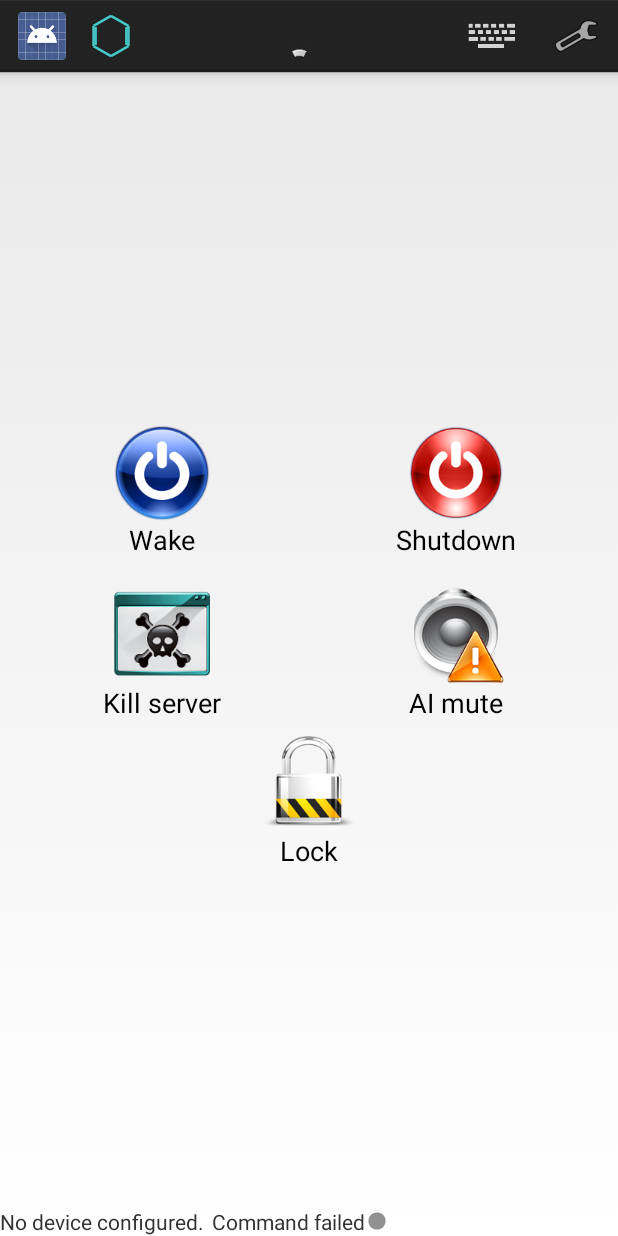
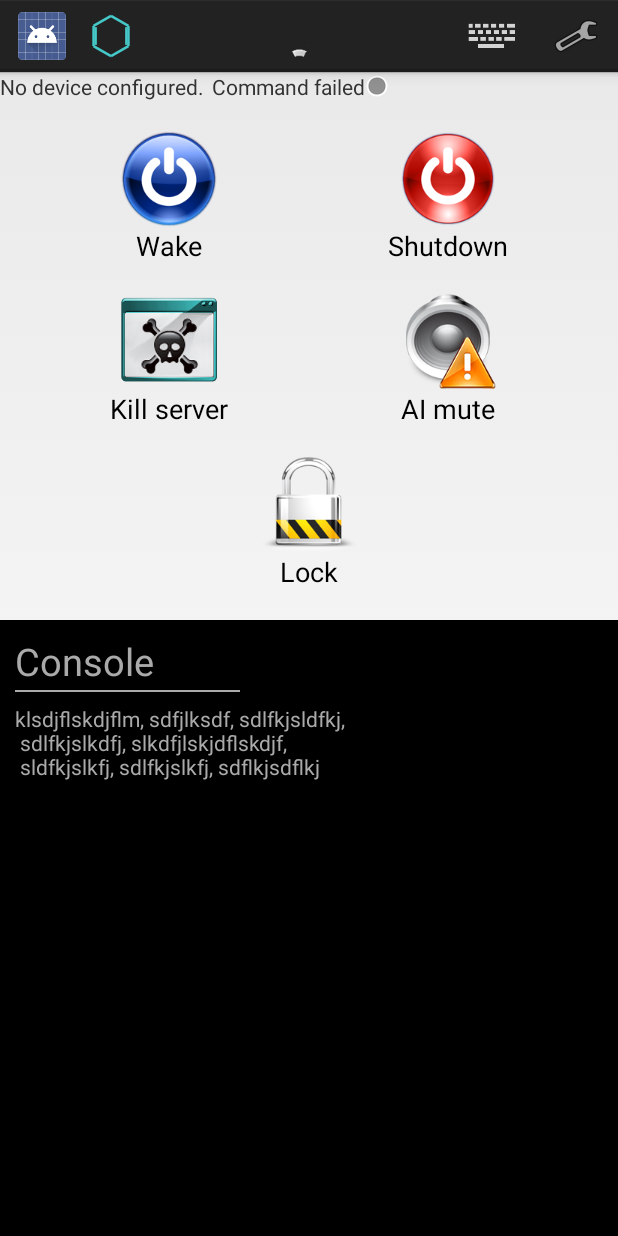
Before and after one commit to cyrillrx/URemote, an Android app: the ComputerActivity screen opened directly, with no data from a screen before it, on a phone screen of 412 x 824 dp. Run offline under Robolectric (Android 15) with nearby library versions, the phone set to English and light mode, and no system bars; 8 statements that could not run were skipped.

Commit message:
Worked on console display

```diff
--- a/URemote/src/main/res/layout/activity_computer.xml
+++ b/URemote/src/main/res/layout/activity_computer.xml
@@ -9,12 +9,6 @@
         android:layout_width="match_parent"
         android:layout_height="match_parent"
         android:orientation="vertical">
-
-        <android.support.v4.view.ViewPager
-                android:id="@+id/vpMain"
-                android:layout_width="match_parent"
-                android:layout_height="0dp"
-                android:layout_weight="1" />
 
         <!-- Server state -->
 
@@ -43,6 +37,12 @@
                 android:layout_height="wrap_content"
                 android:visibility="invisible" />
         </TableRow>
+
+        <android.support.v4.view.ViewPager
+            android:id="@+id/vpMain"
+            android:layout_width="match_parent"
+            android:layout_height="0dp"
+            android:layout_weight="1" />
     </LinearLayout>
 
     <android.inputmethodservice.KeyboardView
--- a/URemote/src/main/res/layout/server_frag_admin.xml
+++ b/URemote/src/main/res/layout/server_frag_admin.xml
@@ -1,17 +1,19 @@
 <?xml version="1.0" encoding="utf-8"?>
-<TableLayout xmlns:android="http://schemas.android.com/apk/res/android"
+<LinearLayout xmlns:android="http://schemas.android.com/apk/res/android"
     android:layout_width="match_parent"
     android:layout_height="match_parent"
-			 android:gravity="center">
+    android:gravity="center"
+    android:orientation="vertical">
 
-	<Space
-			android:layout_height="0px"
-			android:layout_weight="1" />
+    <TableLayout
+        android:layout_width="match_parent"
+        android:layout_height="wrap_content"
+        android:padding="10dp">
 
         <TableRow
             android:layout_width="match_parent"
             android:layout_height="wrap_content"
-			android:layout_margin="10dp">
+            android:padding="10dp">
 
             <Button
                 android:id="@+id/cmdWakeOnLan"
@@ -33,7 +35,7 @@
         <TableRow
             android:layout_width="match_parent"
             android:layout_height="wrap_content"
-			android:layout_margin="10dp">
+            android:padding="10dp">
 
             <Button
                 android:id="@+id/cmdKillServer"
@@ -57,11 +59,44 @@
             style="@style/command_button"
             android:layout_width="match_parent"
             android:layout_height="wrap_content"
+            android:padding="10dp"
             android:drawableTop="@drawable/lock"
             android:text="@string/cmd_lock" />
 
-	<Space
-			android:layout_height="0px"
-			android:layout_weight="1" />
+    </TableLayout>
 
-</TableLayout>
+    <LinearLayout
+        android:id="@+id/consoleLayout"
+        android:layout_width="match_parent"
+        android:layout_height="match_parent"
+        android:padding="10dp"
+        android:background="@android:color/background_dark"
+        android:orientation="vertical">
+
+        <TextView
+            android:layout_width="match_parent"
+            android:layout_height="wrap_content"
+            android:background="@null"
+            android:text="Console"
+            android:textColor="@android:color/darker_gray"
+            android:textSize="25sp" />
+
+        <View
+            android:layout_width="150dp"
+            android:layout_height="1dp"
+            android:layout_marginBottom="8dp"
+            android:layout_marginTop="2dp"
+            android:background="@android:color/darker_gray" />
+
+        <TextView
+            android:id="@+id/tvConsole"
+            android:layout_width="match_parent"
+            android:layout_height="match_parent"
+            android:background="@null"
+            android:maxLines="4"
+            android:singleLine="false"
+            android:text="klsdjflskdjflm, sdfjlksdf, sdlfkjsldfkj,\n sdlfkjslkdfj, slkdfjlskjdflskdjf,\n sldfkjslkfj, sdlfkjslkfj, sdflkjsdflkj"
+            android:textColor="@android:color/darker_gray" />
+    </LinearLayout>
+
+</LinearLayout>
```
Lines whose indentation alone changed are shown as unchanged.
